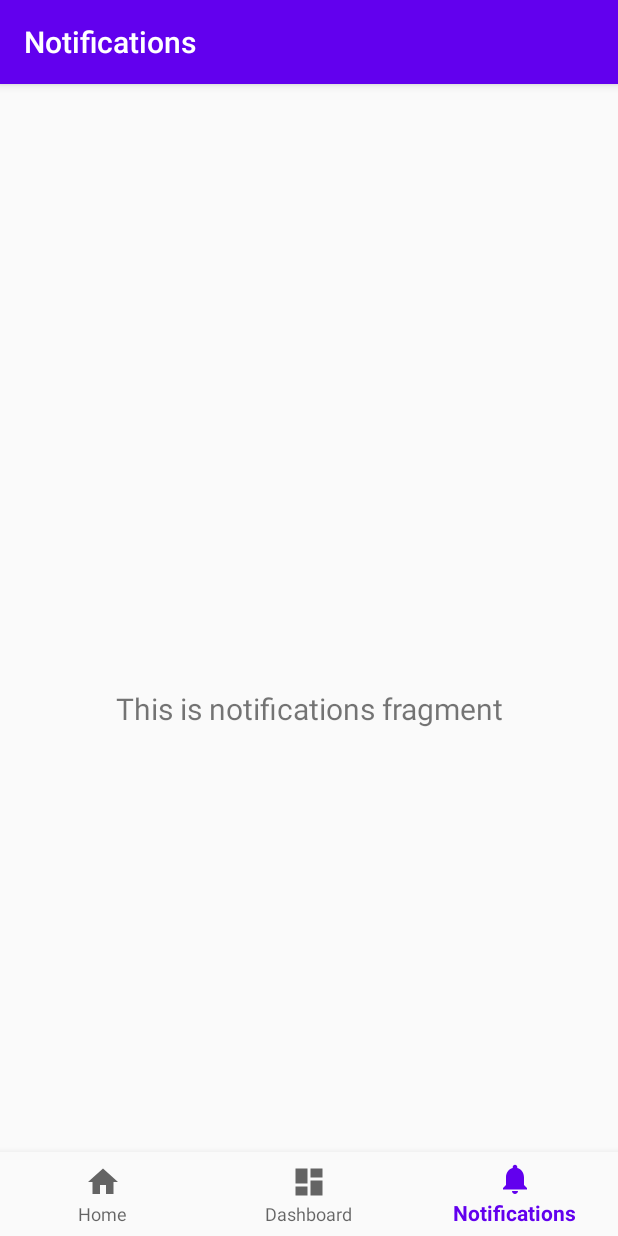
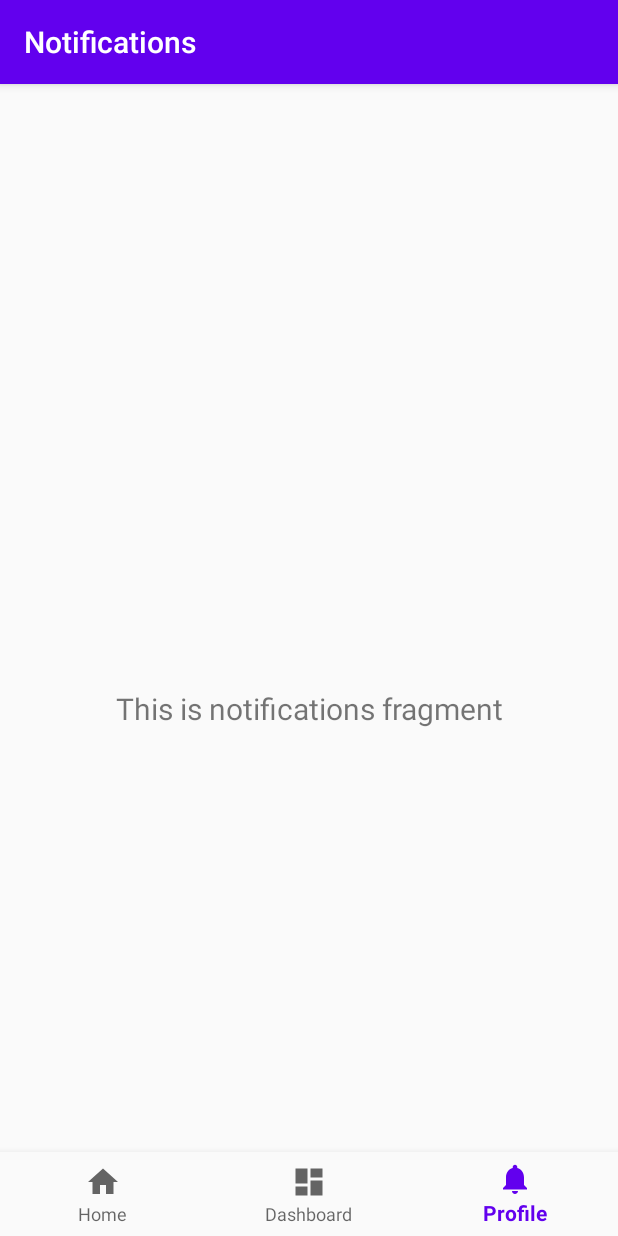
Before and after one commit to Noelle15/dutapp_appMobile, an Android app: the NotificationsFragment screen opened through its navigation route, on a phone screen of 412 x 824 dp. Run offline under Robolectric (Android 15) with nearby library versions, the phone set to English and light mode, and no system bars; our stand-ins replace navigation-ui.

Commit message:
activité renommée en profile

```diff
--- a/app/src/main/java/com/example/dut_app_mobile/MainActivity.java
+++ b/app/src/main/java/com/example/dut_app_mobile/MainActivity.java
@@ -21,7 +21,7 @@ public class MainActivity extends AppCompatActivity {
         // Passing each menu ID as a set of Ids because each
         // menu should be considered as top level destinations.
         AppBarConfiguration appBarConfiguration = new AppBarConfiguration.Builder(
-                R.id.navigation_home, R.id.navigation_dashboard, R.id.navigation_notifications)
+                R.id.navigation_home, R.id.navigation_dashboard, R.id.navigation_profile)
                 .build();
         NavController navController = Navigation.findNavController(this, R.id.nav_host_fragment);
         NavigationUI.setupActionBarWithNavController(this, navController, appBarConfiguration);
--- a/app/src/main/java/com/example/dut_app_mobile/ui/notifications/NotificationsFragment.java
+++ b/app/src/main/java/com/example/dut_app_mobile/ui/notifications/NotificationsFragment.java
@@ -22,7 +22,7 @@ public class NotificationsFragment extends Fragment {
                              ViewGroup container, Bundle savedInstanceState) {
         notificationsViewModel =
                 ViewModelProviders.of(this).get(NotificationsViewModel.class);
-        View root = inflater.inflate(R.layout.fragment_notifications, container, false);
+        View root = inflater.inflate(R.layout.profile, container, false);
         final TextView textView = root.findViewById(R.id.text_notifications);
         notificationsViewModel.getText().observe(getViewLifecycleOwner(), new Observer<String>() {
             @Override
--- a/app/src/main/res/menu/bottom_nav_menu.xml
+++ b/app/src/main/res/menu/bottom_nav_menu.xml
@@ -12,8 +12,8 @@
         android:title="@string/title_dashboard" />
 
     <item
-        android:id="@+id/navigation_notifications"
+        android:id="@+id/navigation_profile"
         android:icon="@drawable/ic_notifications_black_24dp"
-        android:title="@string/title_notifications" />
+        android:title="@string/title_profile" />
 
 </menu>
--- a/app/src/main/res/navigation/mobile_navigation.xml
+++ b/app/src/main/res/navigation/mobile_navigation.xml
@@ -18,8 +18,8 @@
         tools:layout="@layout/fragment_dashboard" />
 
     <fragment
-        android:id="@+id/navigation_notifications"
+        android:id="@+id/navigation_profile"
         android:name="com.example.dut_app_mobile.ui.notifications.NotificationsFragment"
         android:label="@string/title_notifications"
-        tools:layout="@layout/fragment_notifications" />
+        tools:layout="@layout/profile" />
 </navigation>
--- a/app/src/main/res/values/strings.xml
+++ b/app/src/main/res/values/strings.xml
@@ -12,4 +12,5 @@
     <string name="invalid_username">Not a valid username</string>
     <string name="invalid_password">Password must be >5 characters</string>
     <string name="login_failed">"Login failed"</string>
+    <string name="title_profile">Profile</string>
 </resources>
```
Also changed, not shown: app/src/main/res/layout/profile.xml (renamed from app/src/main/res/layout/fragment_notifications.xml).
